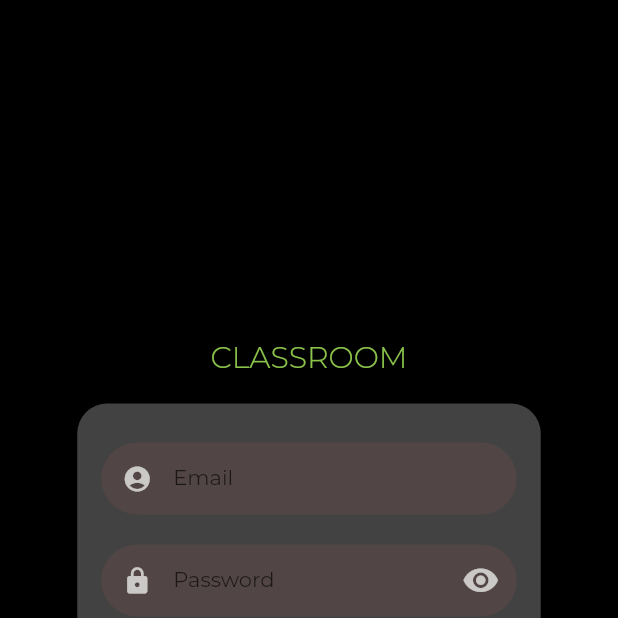
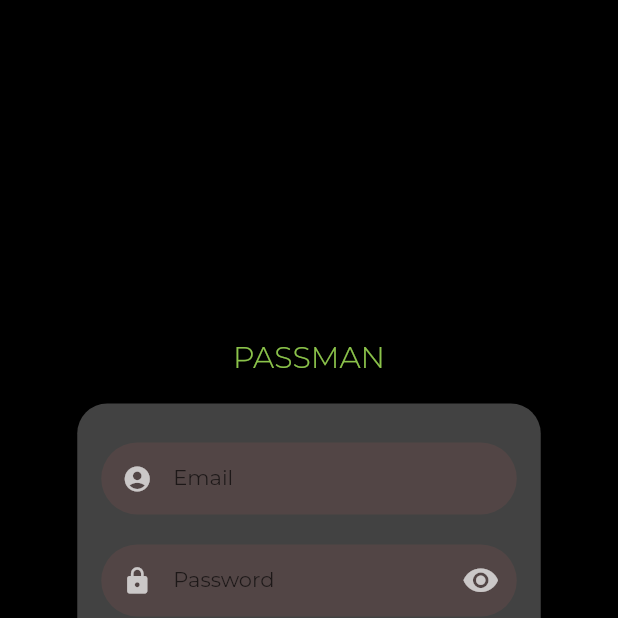
Before and after one commit to vishnuagbly/pass-man, a Flutter app: the screen it shows after launch, on a phone screen of 412 x 824 dp, the top half of it. Run offline on Flutter 3.47's test engine with Material 2 defaults, Android fonts, the phone set to English and light mode, and no system bars; drawn by our look-alikes of flutter_login; our stand-ins replace firebase_auth, firebase_core, firebase_dynamic_links, flutter_modular, flutter_riverpod, google_fonts; accounts and stored records are empty.

Commit message:
changed name in login.dart

```diff
--- a/lib/screens/login.dart
+++ b/lib/screens/login.dart
@@ -16,7 +16,7 @@ class LoginScreen extends StatelessWidget {
     return FlutterLogin(
       onSignup: onSignUp,
       onLogin: onLogin,
-      title: 'CLASSROOM',
+      title: 'PASSMAN',
       userType: LoginUserType.email,
       theme: LoginTheme(
         primaryColor: ColorsUtils.kPrimaryColor,
```
